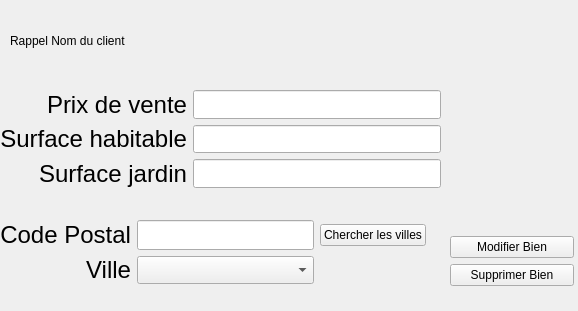
This is src/Qt/AgenceImmobiliere/dialogbien.ui in Ovan33/Immobilier as Qt 5 draws it before an edit. The edited form follows.
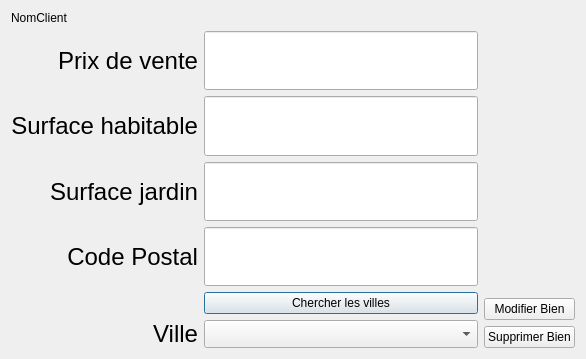
This is the edited form.

Commit message: Ajout des classes d'interface Bien et Souhait

Patch:
```diff
--- a/src/Qt/AgenceImmobiliere/dialogbien.ui
+++ b/src/Qt/AgenceImmobiliere/dialogbien.ui
@@ -6,28 +6,24 @@
    <rect>
     <x>0</x>
     <y>0</y>
-    <width>578</width>
-    <height>311</height>
+    <width>586</width>
+    <height>359</height>
    </rect>
   </property>
-  <property name="maximumSize">
-   <size>
-    <width>583</width>
-    <height>311</height>
-   </size>
-  </property>
   <property name="windowTitle">
    <string>Dialog</string>
   </property>
-  <widget class="QWidget" name="layoutWidget">
-   <property name="geometry">
-    <rect>
-     <x>0</x>
-     <y>90</y>
-     <width>441</width>
-     <height>98</height>
-    </rect>
-   </property>
+  <layout class="QVBoxLayout" name="verticalLayout">
+   <item>
+    <widget class="QLabel" name="label_NomClient">
+     <property name="text">
+      <string>NomClient</string>
+     </property>
+    </widget>
+   </item>
+   <item>
+    <layout class="QHBoxLayout" name="horizontalLayout">
+     <item>
    <layout class="QGridLayout" name="gridLayout">
     <item row="0" column="0">
      <widget class="QLabel" name="label_PrixVente">
@@ -143,127 +139,7 @@
       </property>
      </widget>
     </item>
-   </layout>
-  </widget>
-  <widget class="QLabel" name="label_NomClient">
-   <property name="geometry">
-    <rect>
-     <x>10</x>
-     <y>20</y>
-     <width>261</width>
-     <height>41</height>
-    </rect>
-   </property>
-   <property name="text">
-    <string>Rappel Nom du client</string>
-   </property>
-  </widget>
-  <widget class="QWidget" name="layoutWidget_2">
-   <property name="geometry">
-    <rect>
-     <x>350</x>
-     <y>370</y>
-     <width>426</width>
-     <height>64</height>
-    </rect>
-   </property>
-   <layout class="QGridLayout" name="gridLayout_2">
-    <item row="0" column="0">
-     <widget class="QLabel" name="label_CodePostal_3">
-      <property name="sizePolicy">
-       <sizepolicy hsizetype="Minimum" vsizetype="Preferred">
-        <horstretch>0</horstretch>
-        <verstretch>0</verstretch>
-       </sizepolicy>
-      </property>
-      <property name="font">
-       <font>
-        <family>Liberation Sans</family>
-        <pointsize>18</pointsize>
-       </font>
-      </property>
-      <property name="text">
-       <string>Code Postal</string>
-      </property>
-      <property name="alignment">
-       <set>Qt::AlignRight|Qt::AlignTrailing|Qt::AlignVCenter</set>
-      </property>
-      <property name="buddy">
-       <cstring>lineEdit_CodePostal_3</cstring>
-      </property>
-     </widget>
-    </item>
-    <item row="0" column="1">
-     <widget class="QLineEdit" name="lineEdit_CodePostal_3">
-      <property name="sizePolicy">
-       <sizepolicy hsizetype="Maximum" vsizetype="Expanding">
-        <horstretch>3</horstretch>
-        <verstretch>1</verstretch>
-       </sizepolicy>
-      </property>
-      <property name="maximumSize">
-       <size>
-        <width>421</width>
-        <height>16777215</height>
-       </size>
-      </property>
-     </widget>
-    </item>
-    <item row="0" column="2">
-     <widget class="QPushButton" name="button_ChercherVilles">
-      <property name="text">
-       <string>Chercher les villes</string>
-      </property>
-     </widget>
-    </item>
-    <item row="1" column="0">
-     <widget class="QLabel" name="label_Ville">
-      <property name="sizePolicy">
-       <sizepolicy hsizetype="Minimum" vsizetype="Preferred">
-        <horstretch>1</horstretch>
-        <verstretch>0</verstretch>
-       </sizepolicy>
-      </property>
-      <property name="font">
-       <font>
-        <family>Liberation Sans</family>
-        <pointsize>18</pointsize>
-       </font>
-      </property>
-      <property name="text">
-       <string>Ville</string>
-      </property>
-      <property name="alignment">
-       <set>Qt::AlignRight|Qt::AlignTrailing|Qt::AlignVCenter</set>
-      </property>
-      <property name="buddy">
-       <cstring>comboBox</cstring>
-      </property>
-     </widget>
-    </item>
-    <item row="1" column="1">
-     <widget class="QComboBox" name="comboBox">
-      <property name="sizePolicy">
-       <sizepolicy hsizetype="Preferred" vsizetype="MinimumExpanding">
-        <horstretch>1</horstretch>
-        <verstretch>0</verstretch>
-       </sizepolicy>
-      </property>
-     </widget>
-    </item>
-   </layout>
-  </widget>
-  <widget class="QWidget" name="layoutWidget_3">
-   <property name="geometry">
-    <rect>
-     <x>0</x>
-     <y>220</y>
-     <width>426</width>
-     <height>64</height>
-    </rect>
-   </property>
-   <layout class="QGridLayout" name="gridLayout_3">
-    <item row="0" column="0">
+       <item row="3" column="0">
      <widget class="QLabel" name="label_CodePostal_4">
       <property name="sizePolicy">
        <sizepolicy hsizetype="Minimum" vsizetype="Preferred">
@@ -288,7 +164,7 @@
       </property>
      </widget>
     </item>
-    <item row="0" column="1">
+       <item row="3" column="1">
      <widget class="QLineEdit" name="lineEdit_CodePostal_Bien">
       <property name="sizePolicy">
        <sizepolicy hsizetype="Maximum" vsizetype="Expanding">
@@ -304,14 +180,7 @@
       </property>
      </widget>
     </item>
-    <item row="0" column="2">
-     <widget class="QPushButton" name="button_ChercherVilles_Bien">
-      <property name="text">
-       <string>Chercher les villes</string>
-      </property>
-     </widget>
-    </item>
-    <item row="1" column="0">
+       <item row="5" column="0">
      <widget class="QLabel" name="label_Ville_2">
       <property name="sizePolicy">
        <sizepolicy hsizetype="Minimum" vsizetype="Preferred">
@@ -336,7 +205,7 @@
       </property>
      </widget>
     </item>
-    <item row="1" column="1">
+       <item row="5" column="1">
      <widget class="QComboBox" name="comboBox_Ville_Bien">
       <property name="sizePolicy">
        <sizepolicy hsizetype="Preferred" vsizetype="MinimumExpanding">
@@ -346,17 +215,16 @@
       </property>
      </widget>
     </item>
-   </layout>
-  </widget>
-  <widget class="QWidget" name="">
-   <property name="geometry">
-    <rect>
-     <x>450</x>
-     <y>60</y>
-     <width>124</width>
-     <height>226</height>
-    </rect>
-   </property>
+       <item row="4" column="1">
+        <widget class="QPushButton" name="button_ChercherVilles_Bien">
+         <property name="text">
+          <string>Chercher les villes</string>
+         </property>
+        </widget>
+       </item>
+      </layout>
+     </item>
+     <item>
    <layout class="QGridLayout" name="gridLayout_4">
     <item row="0" column="0">
      <spacer name="verticalSpacer">
@@ -386,7 +254,10 @@
      </widget>
     </item>
    </layout>
-  </widget>
+     </item>
+    </layout>
+   </item>
+  </layout>
  </widget>
  <resources/>
  <connections/>
```
Left out of the diff: 11 changed lines with no effect on the pictures. Lines whose indentation alone changed are shown as unchanged. The commit also changes 6 other files.
